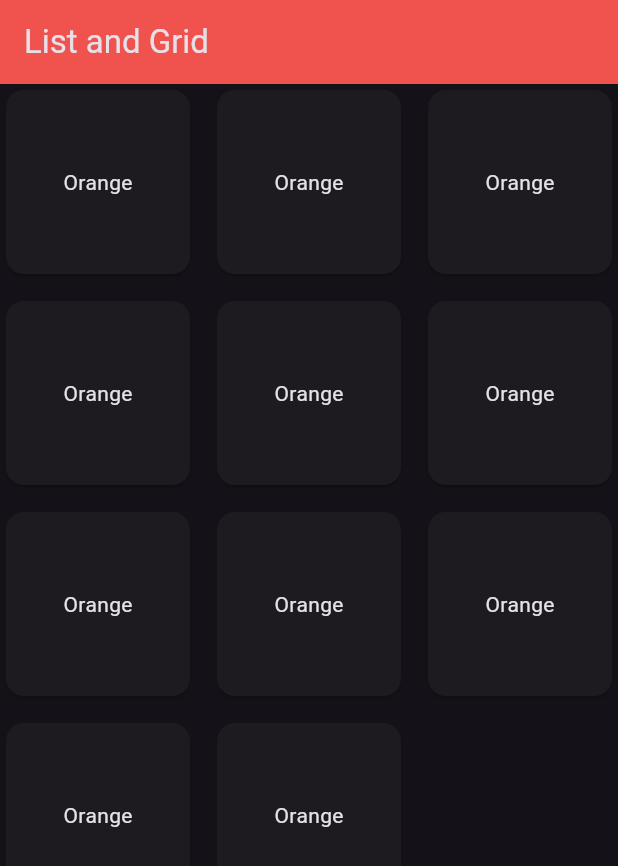
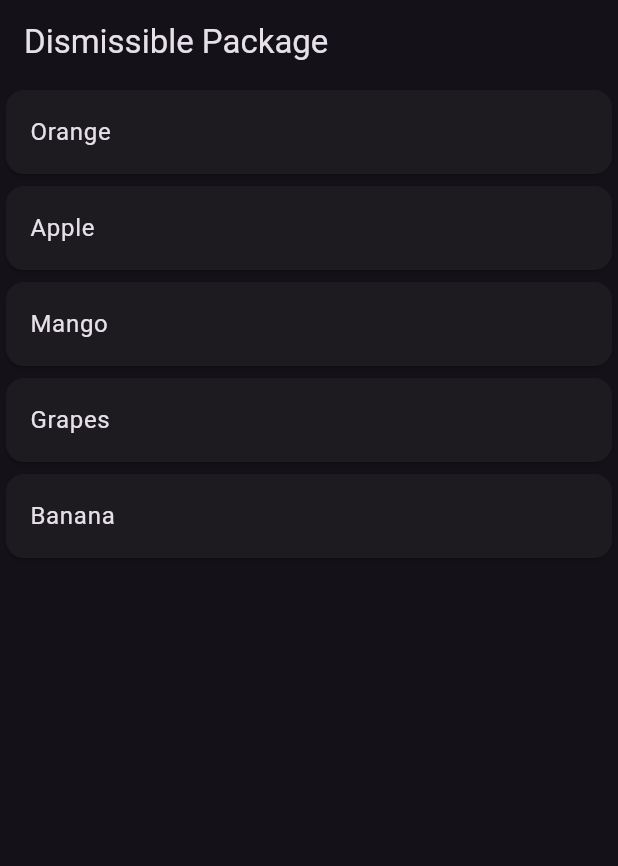
Before and after one commit to Soham801/Flutter_Widgets, a Flutter app: the screen it shows after launch, on a phone screen of 412 x 824 dp. Shown: the top 866 px of the screen. Run offline on Flutter 3.47's test engine with Material 3 defaults, Android fonts, the phone set to English and light mode, and no system bars.

Commit message:
Dismissible widget added

```diff
--- a/thirty_widgets/lib/main.dart
+++ b/thirty_widgets/lib/main.dart
@@ -3,6 +3,7 @@
 import 'package:flutter/material.dart';
 import 'package:thirty_widgets/widgets/button.dart';
 import 'package:thirty_widgets/widgets/container_sized.dart';
+import 'package:thirty_widgets/widgets/dismissible.dart';
 import 'package:thirty_widgets/widgets/list_grid.dart';
 import 'package:thirty_widgets/widgets/rowscols.dart';
 import 'package:thirty_widgets/widgets/snackbar.dart';
@@ -20,7 +21,7 @@
         brightness: Brightness.dark,
         primaryColor: Colors.deepPurple,
       ),
-      home: ListGrid(),
+      home: DismissibleWidget(),
     );
   }
 }
--- /dev/null
+++ b/thirty_widgets/lib/widgets/dismissible.dart
@@ -0,0 +1,47 @@
+import 'package:flutter/material.dart';
+
+class DismissibleWidget extends StatefulWidget {
+  const DismissibleWidget({super.key});
+
+  @override
+  State<DismissibleWidget> createState() => _DismissibleWidgetState();
+}
+
+class _DismissibleWidgetState extends State<DismissibleWidget> {
+  @override
+  List<String> fruits = ['Orange', 'Apple', 'Mango', 'Grapes', 'Banana'];
+  Widget build(BuildContext context) {
+    return Scaffold(
+      appBar: AppBar(title: Text('Dismissible Package')),
+      body: ListView.builder(
+        itemCount: fruits.length,
+        itemBuilder: (context, index) {
+          final fruit = fruits[index];
+          return Dismissible(
+            onDismissed: (direction) {
+              if (direction == DismissDirection.startToEnd) {
+                ScaffoldMessenger.of(context).showSnackBar(
+                  SnackBar(
+                    content: Text(fruits[index]),
+                    backgroundColor: Colors.red,
+                  ),
+                );
+              } else {
+                ScaffoldMessenger.of(context).showSnackBar(
+                  SnackBar(
+                    content: Text(fruits[index]),
+                    backgroundColor: Colors.red,
+                  ),
+                );
+              }
+            },
+            key: Key(fruit),
+            background: Container(color: Colors.red,),
+            secondaryBackground: Container(color: Colors.green,),
+            child: Card(child: ListTile(title: Text(fruits[index]))),
+          );
+        },
+      ),
+    );
+  }
+}
```
